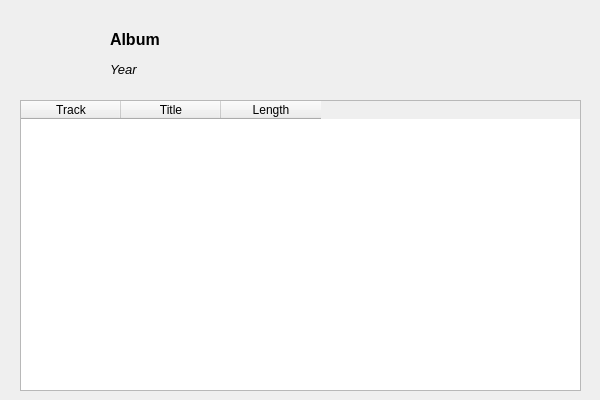
Old version of the form gui/trackListDlgUI.ui in the repository KDE/kscd.
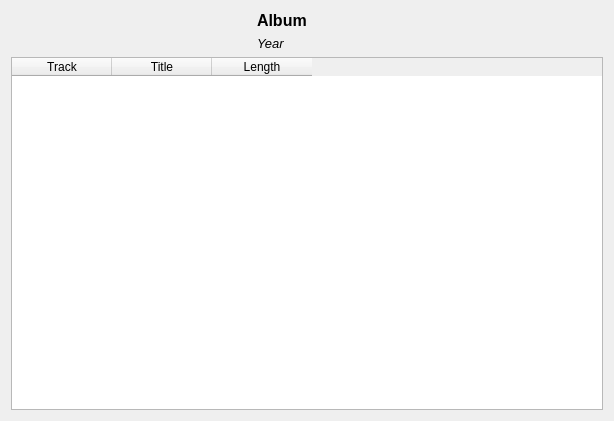
New version of the form.

```diff
--- a/gui/trackListDlgUI.ui
+++ b/gui/trackListDlgUI.ui
@@ -5,8 +5,8 @@
    <rect>
     <x>0</x>
     <y>0</y>
-    <width>600</width>
-    <height>400</height>
+    <width>614</width>
+    <height>421</height>
    </rect>
   </property>
   <property name="minimumSize" >
@@ -21,15 +21,28 @@
   <property name="autoFillBackground" >
    <bool>false</bool>
   </property>
+  <layout class="QVBoxLayout" name="verticalLayout_2" >
+   <item>
+    <layout class="QHBoxLayout" name="horizontalLayout_2" >
+     <item>
+      <layout class="QHBoxLayout" name="horizontalLayout" >
+       <item>
+        <spacer name="horizontalSpacer" >
+         <property name="orientation" >
+          <enum>Qt::Horizontal</enum>
+         </property>
+         <property name="sizeHint" stdset="0" >
+          <size>
+           <width>88</width>
+           <height>20</height>
+          </size>
+         </property>
+        </spacer>
+       </item>
+       <item>
+        <layout class="QVBoxLayout" name="verticalLayout" >
+         <item>
   <widget class="QLabel" name="albumLbl" >
-   <property name="geometry" >
-    <rect>
-     <x>110</x>
-     <y>30</y>
-     <width>441</width>
-     <height>20</height>
-    </rect>
-   </property>
    <property name="text" >
     <string>&lt;html>&lt;head>&lt;meta name="qrichtext" content="1" />&lt;style type="text/css">
 p, li { white-space: pre-wrap; }
@@ -37,15 +50,9 @@
 &lt;p style=" margin-top:0px; margin-bottom:0px; margin-left:0px; margin-right:0px; -qt-block-indent:0; text-indent:0px;">&lt;span style=" font-size:12pt; font-weight:600;">Album&lt;/span>&lt;/p>&lt;/body>&lt;/html></string>
    </property>
   </widget>
+         </item>
+         <item>
   <widget class="QLabel" name="yearLbl" >
-   <property name="geometry" >
-    <rect>
-     <x>110</x>
-     <y>60</y>
-     <width>161</width>
-     <height>20</height>
-    </rect>
-   </property>
    <property name="text" >
     <string>&lt;html>&lt;head>&lt;meta name="qrichtext" content="1" />&lt;style type="text/css">
 p, li { white-space: pre-wrap; }
@@ -53,15 +60,28 @@
 &lt;p style=" margin-top:0px; margin-bottom:0px; margin-left:0px; margin-right:0px; -qt-block-indent:0; text-indent:0px;">&lt;span style=" font-style:italic;">Year&lt;/span>&lt;/p>&lt;/body>&lt;/html></string>
    </property>
   </widget>
+         </item>
+        </layout>
+       </item>
+      </layout>
+     </item>
+     <item>
+      <spacer name="horizontalSpacer_2" >
+       <property name="orientation" >
+        <enum>Qt::Horizontal</enum>
+       </property>
+       <property name="sizeHint" stdset="0" >
+        <size>
+         <width>288</width>
+         <height>20</height>
+        </size>
+       </property>
+      </spacer>
+     </item>
+    </layout>
+   </item>
+   <item>
   <widget class="QTableWidget" name="trackTable" >
-   <property name="geometry" >
-    <rect>
-     <x>20</x>
-     <y>100</y>
-     <width>561</width>
-     <height>291</height>
-    </rect>
-   </property>
    <property name="lineWidth" >
     <number>1</number>
    </property>
@@ -96,6 +116,8 @@
     </property>
    </column>
   </widget>
+   </item>
+  </layout>
  </widget>
  <resources/>
  <connections/>
```
Lines whose indentation alone changed are shown as unchanged.
